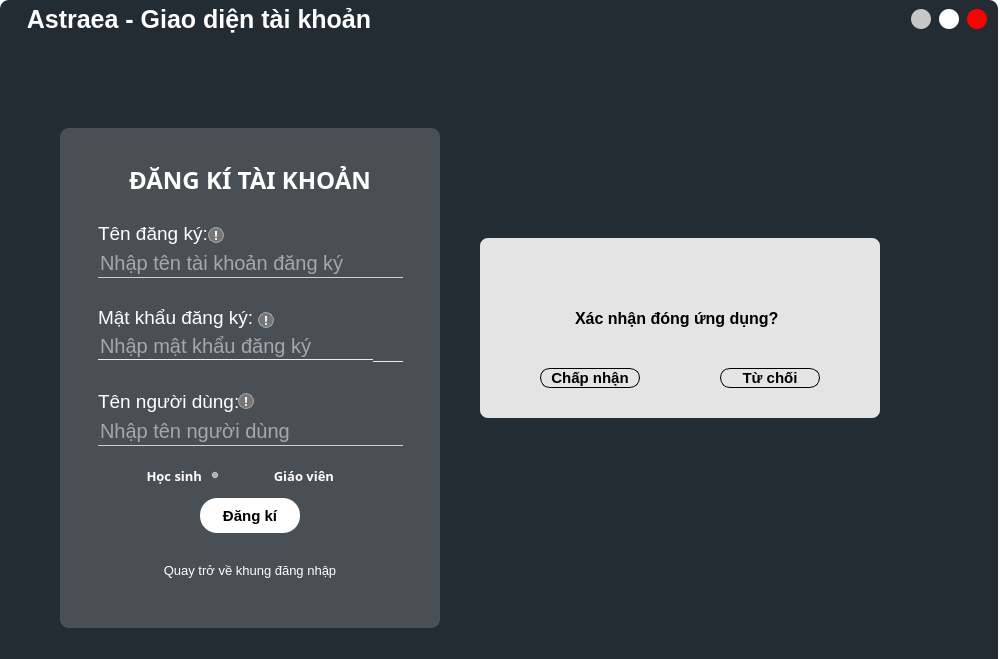
Above: UI_Files/Login_gui.ui from hoangm960/Astraea before the change. Below: the same form after it.
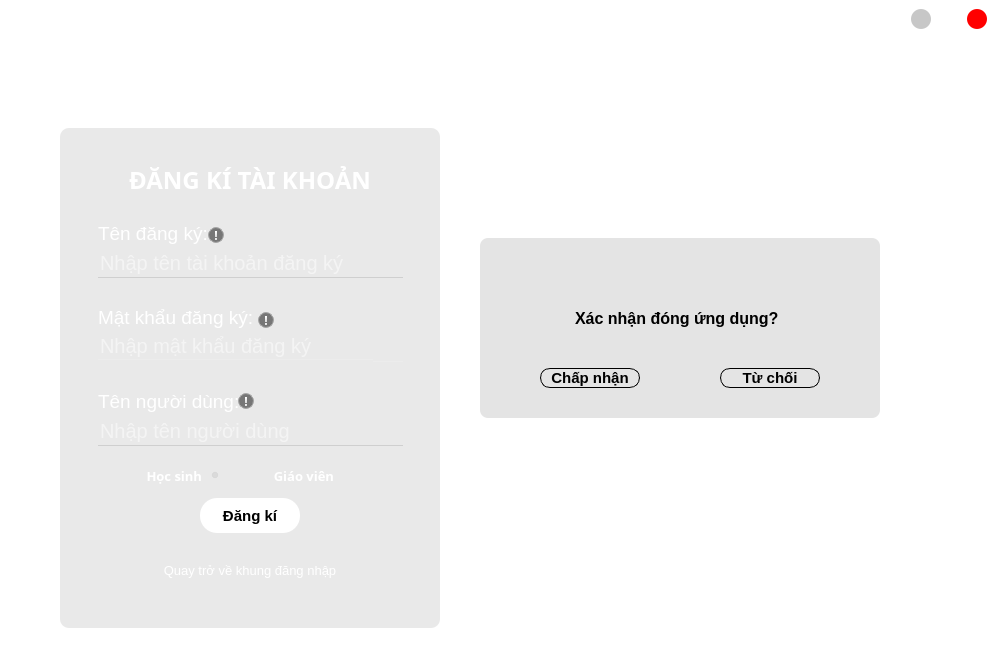
That is the form after the change. Icons and pictures are not drawn.

Commit message: add login bg

The edit to the form file:
```diff
--- a/UI_Files/Login_gui.ui
+++ b/UI_Files/Login_gui.ui
@@ -60,8 +60,8 @@
      <enum>Qt::RightToLeft</enum>
     </property>
     <property name="styleSheet">
-     <string notr="true">QFrame{
-	background-color: qlineargradient(spread:pad, x1:0, y1:0, x2:1, y2:1, stop:0.00568182 rgba(35, 44, 51, 255), stop:1 rgba(35, 44, 51, 255));
+     <string notr="true">#bg_frame {
+	border-image: url(:/images/icons/Bg.jpg);
     border-radius: 9px;
 }</string>
     </property>
```
Left out of the diff: 78 changed lines with no effect on the pictures.
